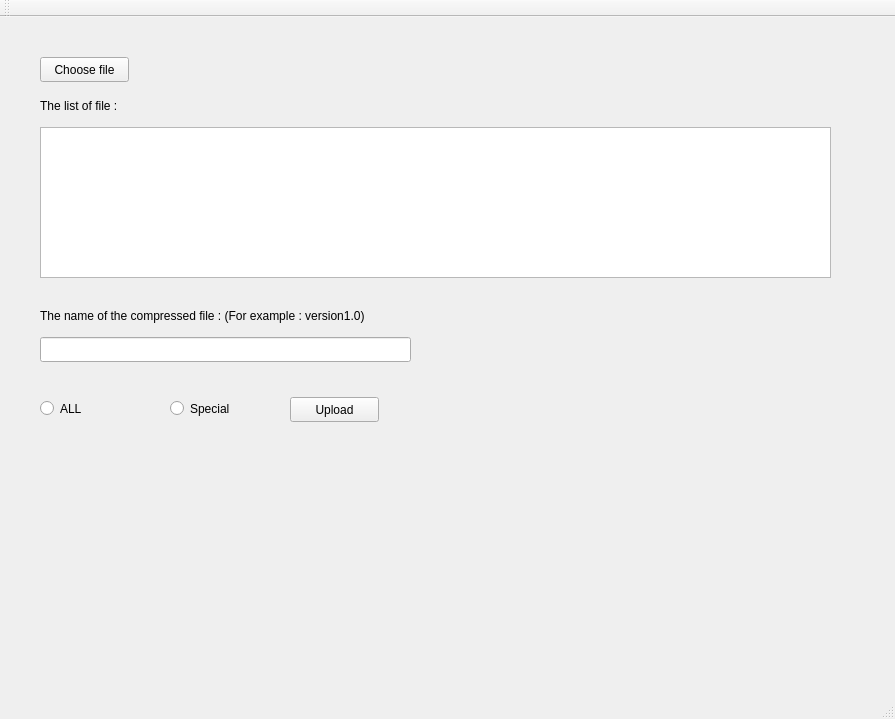
echo95200/Admin, file mainwindow.ui: the form before one commit.
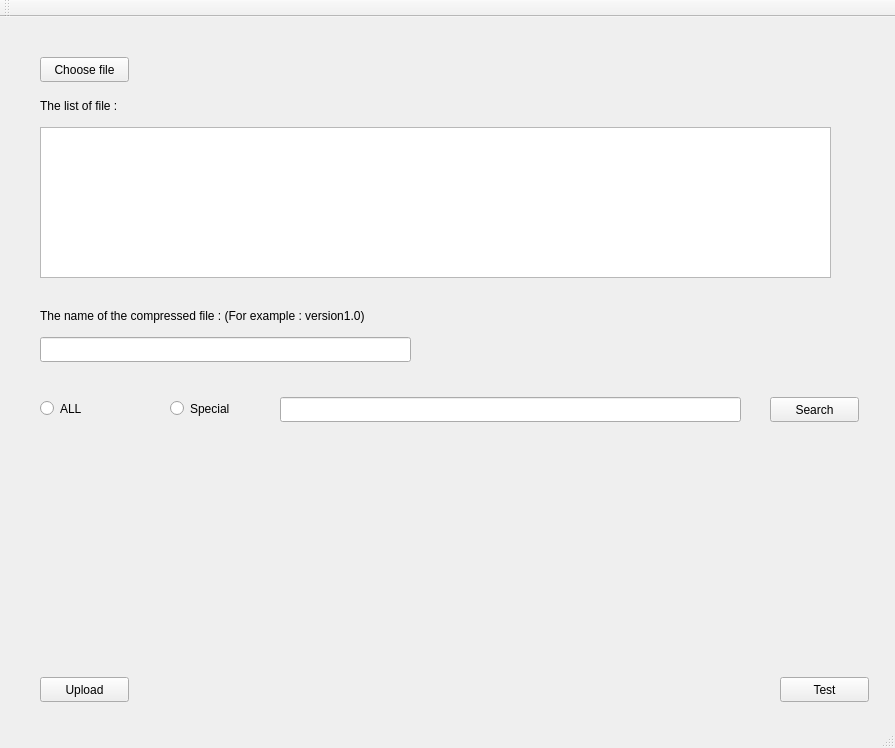
The form after the commit.

What changed in the file:
```diff
--- a/mainwindow.ui
+++ b/mainwindow.ui
@@ -7,7 +7,7 @@
     <x>0</x>
     <y>0</y>
     <width>895</width>
-    <height>719</height>
+    <height>748</height>
    </rect>
   </property>
   <property name="windowTitle">
@@ -76,8 +76,8 @@
    <widget class="QPushButton" name="pushButtonUpload">
     <property name="geometry">
      <rect>
-      <x>290</x>
-      <y>380</y>
+      <x>40</x>
+      <y>660</y>
       <width>89</width>
       <height>25</height>
      </rect>
@@ -123,6 +123,42 @@
      <string>Special</string>
     </property>
    </widget>
+   <widget class="QLineEdit" name="lineEditSearchUser">
+    <property name="geometry">
+     <rect>
+      <x>280</x>
+      <y>380</y>
+      <width>461</width>
+      <height>25</height>
+     </rect>
+    </property>
+   </widget>
+   <widget class="QPushButton" name="pushButtonSerachUser">
+    <property name="geometry">
+     <rect>
+      <x>770</x>
+      <y>380</y>
+      <width>89</width>
+      <height>25</height>
+     </rect>
+    </property>
+    <property name="text">
+     <string>Search</string>
+    </property>
+   </widget>
+   <widget class="QPushButton" name="pushButtonTest">
+    <property name="geometry">
+     <rect>
+      <x>780</x>
+      <y>660</y>
+      <width>89</width>
+      <height>25</height>
+     </rect>
+    </property>
+    <property name="text">
+     <string>Test</string>
+    </property>
+   </widget>
   </widget>
   <widget class="QMenuBar" name="menuBar">
    <property name="geometry">
```
